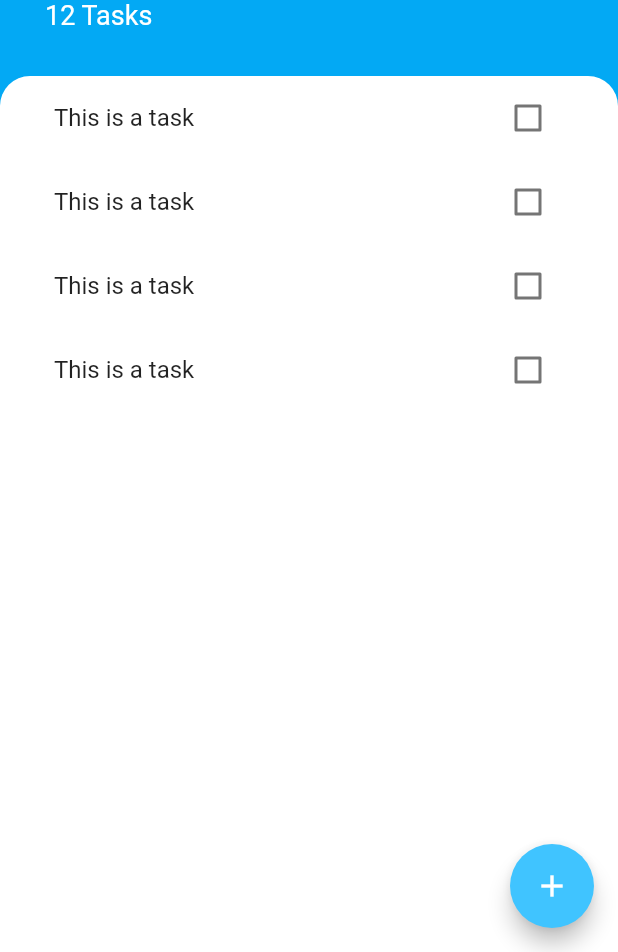
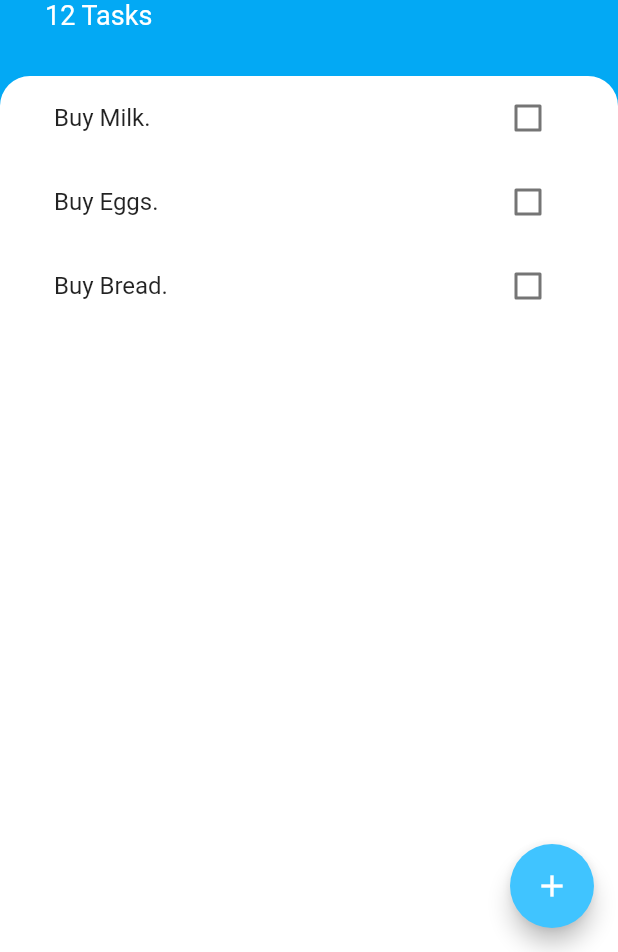
Before and after one commit to sklearn21/Todoey, a Flutter app: the screen it shows after launch, on a phone screen of 412 x 824 dp, the part 284-1236 px from its top. Run offline on Flutter 3.47's test engine with Material 2 defaults, Android fonts, the phone set to English and light mode, and no system bars.

Commit message:
Added listview builder to manage task.

```diff
--- /dev/null
+++ b/lib/models/task.dart
@@ -0,0 +1,10 @@
+class Task {
+  final String name;
+  bool isDone;
+
+  Task({this.name, this.isDone = false});
+
+  void toggleDone() {
+    isDone = !isDone;
+  }
+}
--- a/lib/widgets/task_tile.dart
+++ b/lib/widgets/task_tile.dart
@@ -1,44 +1,25 @@
 import 'package:flutter/material.dart';
 
-class TaskTile extends StatefulWidget {
-  @override
-  _TaskTileState createState() => _TaskTileState();
-}
+class TaskTile extends StatelessWidget {
+  final bool isChecked;
+  final Function checkboxCallback;
+  final String taskTitle;
 
-class _TaskTileState extends State<TaskTile> {
-  bool isChecked = false;
+  TaskTile({this.isChecked, this.taskTitle, this.checkboxCallback});
 
   @override
   Widget build(BuildContext context) {
     return ListTile(
-      title: Text(
-        'This is a task',
-        style: TextStyle(
-          decoration: isChecked ? TextDecoration.lineThrough : null,
+        title: Text(
+          taskTitle,
+          style: TextStyle(
+            decoration: isChecked ? TextDecoration.lineThrough : null,
+          ),
         ),
-      ),
-      trailing: TaskCheckBox(
-          checkboxState: isChecked,
-          toggleCheckboxState: (bool checkboxState) {
-            setState(() {
-              isChecked = checkboxState;
-            });
-          }),
-    );
+        trailing: Checkbox(
+          activeColor: Colors.lightBlueAccent,
+          value: isChecked,
+          onChanged: checkboxCallback,
+        ));
   }
 }
-
-class TaskCheckBox extends StatelessWidget {
-  final bool checkboxState;
-  final Function toggleCheckboxState;
-  TaskCheckBox({this.checkboxState, this.toggleCheckboxState});
-
-  @override
-  Widget build(BuildContext context) {
-    return Checkbox(
-      activeColor: Colors.lightBlueAccent,
-      value: checkboxState,
-      onChanged: toggleCheckboxState,
-    );
-  }
-}
--- a/lib/widgets/tasks_list.dart
+++ b/lib/widgets/tasks_list.dart
@@ -1,16 +1,33 @@
 import 'package:flutter/material.dart';
 import 'package:todoey/widgets/task_tile.dart';
+import 'package:todoey/models/task.dart';
 
-class TasksList extends StatelessWidget {
+class TasksList extends StatefulWidget {
+  @override
+  _TasksListState createState() => _TasksListState();
+}
+
+class _TasksListState extends State<TasksList> {
+  List<Task> tasks = [
+    Task(name: 'Buy Milk.'),
+    Task(name: 'Buy Eggs.'),
+    Task(name: 'Buy Bread.'),
+  ];
+
   @override
   Widget build(BuildContext context) {
-    return ListView(
-      children: <Widget>[
-        TaskTile(),
-        TaskTile(),
-        TaskTile(),
-        TaskTile(),
-      ],
+    return ListView.builder(
+      itemBuilder: (context, index) {
+        return TaskTile(
+            taskTitle: tasks[index].name,
+            isChecked: tasks[index].isDone,
+            checkboxCallback: (checkboxState) {
+              setState(() {
+                tasks[index].toggleDone();
+              });
+            });
+      },
+      itemCount: tasks.length,
     );
   }
 }
```
